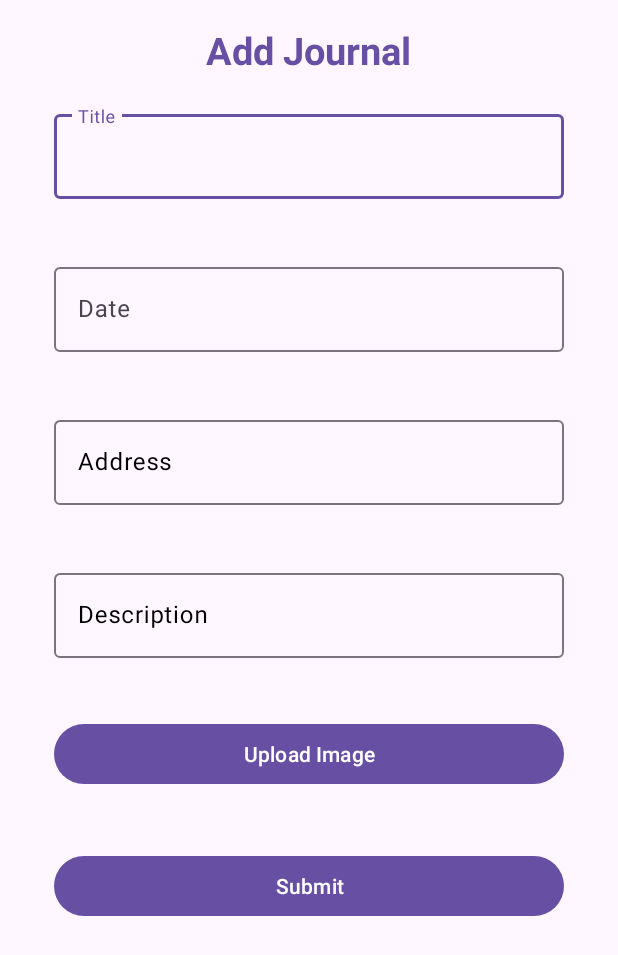
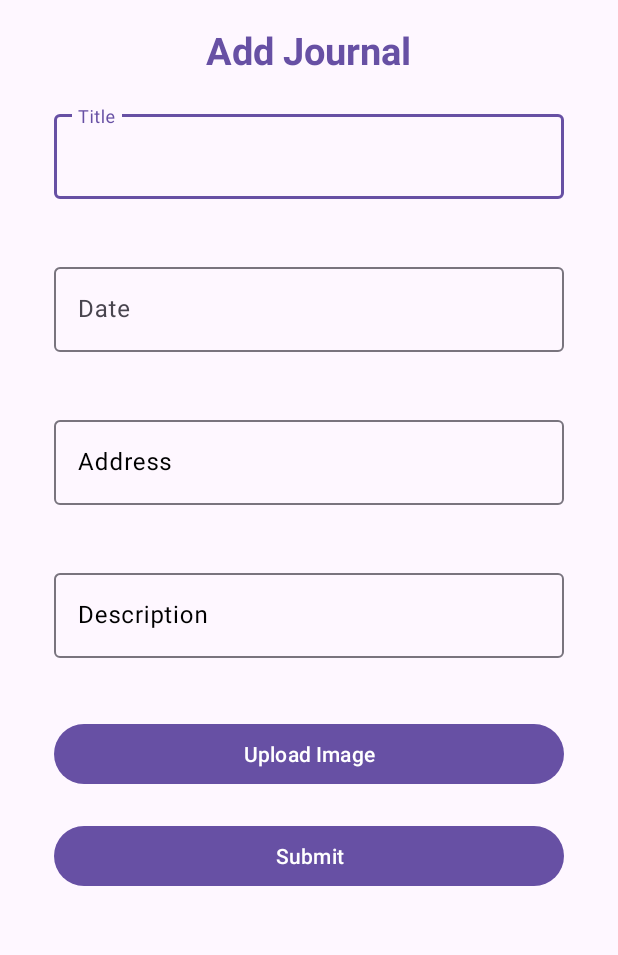
Before and after one commit to harshadayadav154/travel_tales_android, an Android app: the JournalActivity screen opened directly, with no data from a screen before it, on a phone screen of 412 x 824 dp. Shown: the top 955 px of the screen. Run offline under Robolectric (Android 15) with nearby library versions, the phone set to English and light mode, and no system bars.

Commit message:
modified layout of journal activity

```diff
--- a/app/src/main/java/com/example/travel_tales/activities/JournalActivity.java
+++ b/app/src/main/java/com/example/travel_tales/activities/JournalActivity.java
@@ -1,6 +1,4 @@
 package com.example.travel_tales.activities;
-
-import static com.example.travel_tales.utility.ImageUtility.generateImageName;
 
 import android.app.DatePickerDialog;
 import android.content.ClipData;
@@ -11,7 +9,6 @@ import android.location.Geocoder;
 import android.net.Uri;
 import android.os.Bundle;
 import android.view.View;
-import android.widget.GridView;
 
 import androidx.annotation.NonNull;
 import androidx.annotation.Nullable;
--- a/app/src/main/res/layout/activity_journal.xml
+++ b/app/src/main/res/layout/activity_journal.xml
@@ -116,6 +116,9 @@
         android:id="@+id/btnSubmit"
         android:layout_width="match_parent"
         android:layout_height="wrap_content"
-        android:layout_margin="20dp"
+        android:layout_marginStart="20dp"
+        android:layout_marginEnd="20dp"
+        android:layout_marginBottom="20dp"
+        android:minHeight="48dp"
         android:text="@string/submit" />
 </LinearLayout>
```
